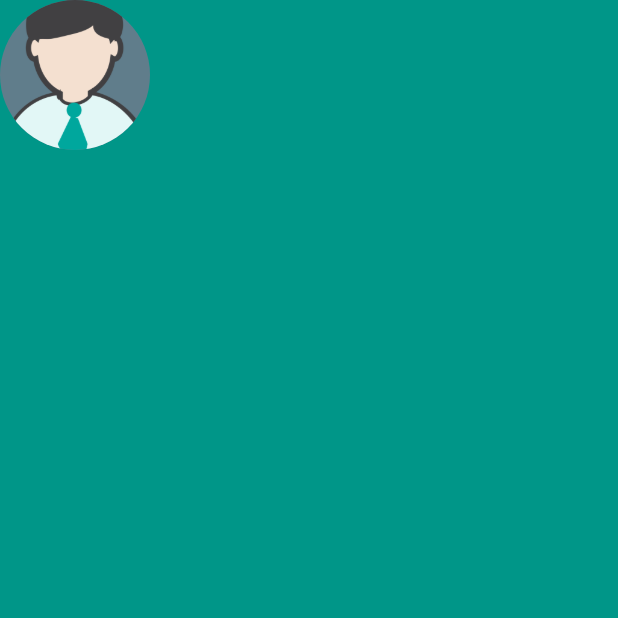
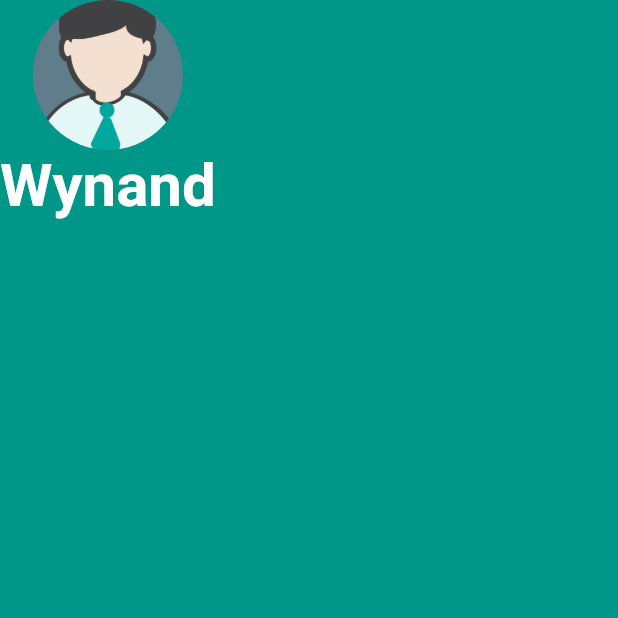
Before and after one commit to WkVr/mi_card_flutter, a Flutter app: the screen it shows after launch, on a phone screen of 412 x 824 dp, the top half of it. Run offline on Flutter 3.47's test engine with Material 2 defaults, Android fonts, the phone set to English and light mode, and no system bars.

Commit message:
Add Text Widget

```diff
--- a/lib/main.dart
+++ b/lib/main.dart
@@ -20,6 +20,14 @@ class MyApp extends StatelessWidget {
                 backgroundColor: Colors.blueGrey,
                 backgroundImage: AssetImage('images/person.png'),
               ),
+              Text(
+                'Wynand',
+                style: TextStyle(
+                  fontSize: 40,
+                  color: Colors.white,
+                  fontWeight: FontWeight.bold,
+                ),
+              )
             ],
           ),
         ),
```
